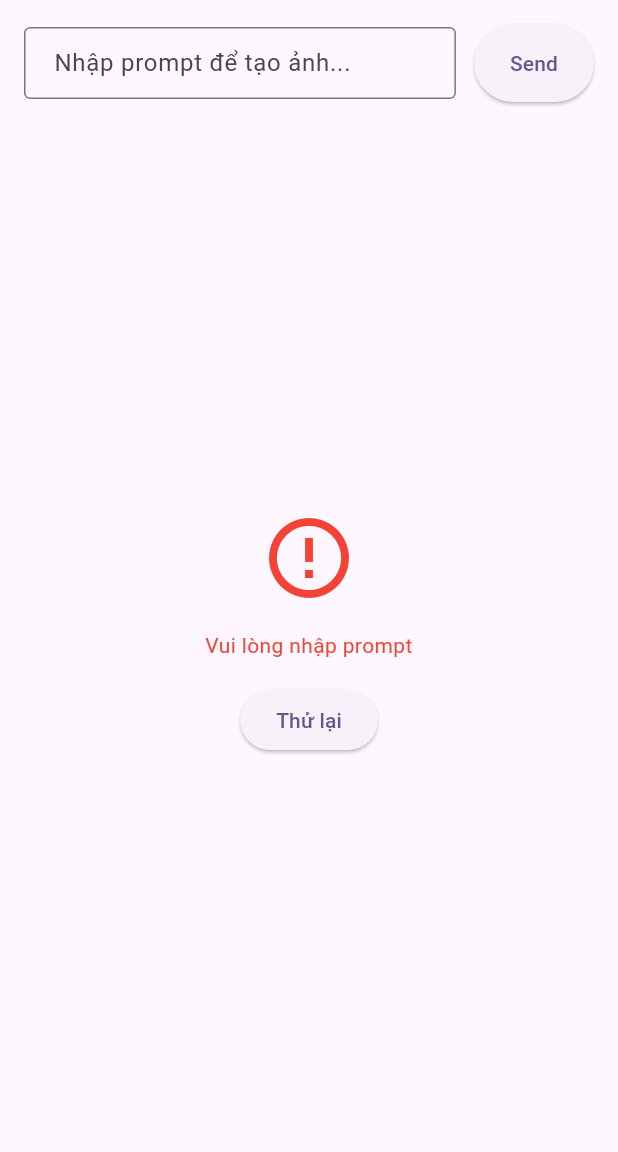
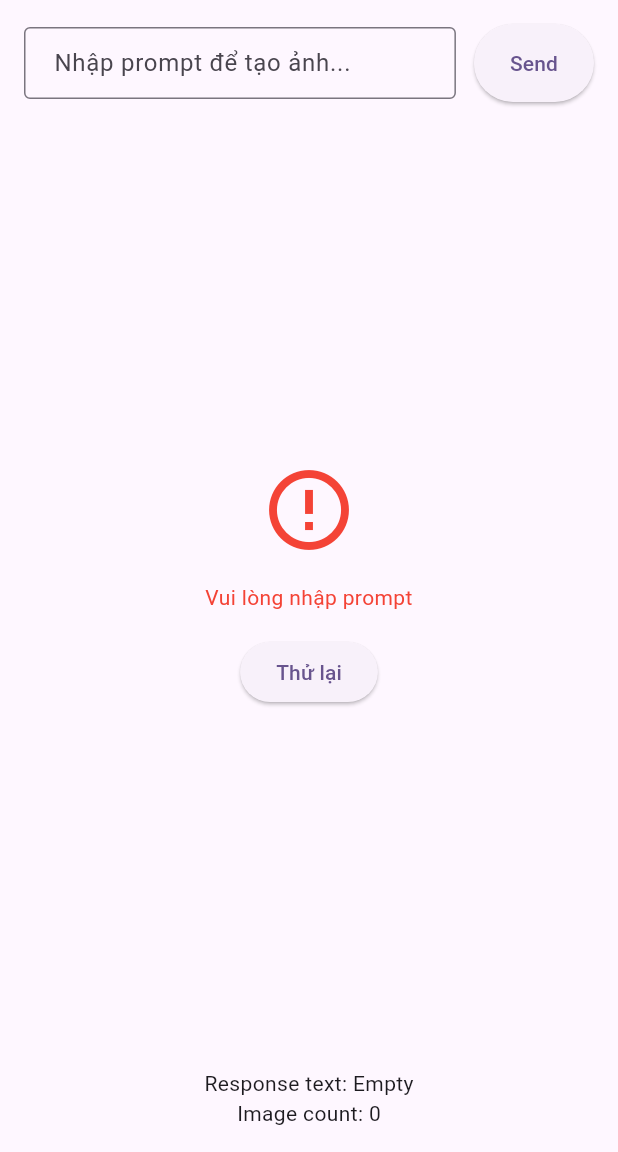
Before and after one commit to dainn67/math-bear-cms, a Flutter app: the screen it shows after launch, after a tap on "Send", on a phone screen of 412 x 824 dp, the part 84-1236 px from its top. Run offline on Flutter 3.47's test engine with Material 3 defaults, Android fonts, the phone set to English and light mode, and no system bars.

Commit message:
fix: add image count and text

```diff
--- a/lib/providers/imagen_provider.dart
+++ b/lib/providers/imagen_provider.dart
@@ -1,13 +1,17 @@
 import 'package:flutter/material.dart';
+import '../configs/configs.dart';
 import '../services/api_service.dart';
-import '../configs/api_config.dart';
 
 class ImageGenProvider with ChangeNotifier {
   String? _imageBase64;
+  String? _text;
+  int _imageCount = 0;
   bool _isLoading = false;
   String? _errorMessage;
 
   String? get imageBase64 => _imageBase64;
+  String? get text => _text;
+  int get imageCount => _imageCount;
   bool get isLoading => _isLoading;
   String? get errorMessage => _errorMessage;
 
@@ -30,6 +34,15 @@ class ImageGenProvider with ChangeNotifier {
 
       if (response.success && response.data != null) {
         if (response.data is Map && response.data.containsKey('images')) {
+          _text = response.data['text'];
+          _imageCount = response.data['image_count'];
+
+          if (_imageCount <= 0) {
+            _errorMessage = '${ToastMessageConfig.invalidDataFormat}: ${response.data}';
+            notifyListeners();
+            return;
+          }
+
           final images = response.data['images'];
           if (images is List && images.isNotEmpty) {
             final image = images[0];
@@ -37,19 +50,19 @@ class ImageGenProvider with ChangeNotifier {
               _imageBase64 = image['data'];
               _errorMessage = null;
             } else {
-              _errorMessage = 'Định dạng ảnh không đúng';
+              _errorMessage = '${ToastMessageConfig.invalidDataFormat}: ${response.data}';
             }
           } else {
-            _errorMessage = 'Không tìm thấy ảnh trong response';
+            _errorMessage = '${ToastMessageConfig.noDataFound}: ${response.data}';
           }
         } else {
-          _errorMessage = 'Định dạng response không đúng';
+          _errorMessage = '${ToastMessageConfig.invalidDataFormat}: ${response.data}';
         }
       } else {
-        _errorMessage = response.data?.toString() ?? 'Có lỗi xảy ra';
+        _errorMessage = '${ToastMessageConfig.unknownError}: ${response.data}';
       }
     } catch (e) {
-      _errorMessage = 'Lỗi: $e';
+      _errorMessage = '${ToastMessageConfig.unknownError}: $e';
     } finally {
       _isLoading = false;
       notifyListeners();
--- a/lib/screens/home_screen.dart
+++ b/lib/screens/home_screen.dart
@@ -52,11 +52,7 @@ class _HomeScreenState extends State<HomeScreen> {
                 Consumer<ImageGenProvider>(
                   builder: (context, provider, child) {
                     return ElevatedButton(
-                      onPressed: provider.isLoading
-                          ? null
-                          : () {
-                              provider.generateImage(_promptController.text);
-                            },
+                      onPressed: provider.isLoading ? null : () => provider.generateImage(_promptController.text),
                       style: ElevatedButton.styleFrom(
                         padding: const EdgeInsets.symmetric(
                           horizontal: 24,
@@ -83,9 +79,11 @@ class _HomeScreenState extends State<HomeScreen> {
             Expanded(
               child: Consumer<ImageGenProvider>(
                 builder: (context, provider, child) {
-                  // Hiển thị loading
-                  if (provider.isLoading) {
-                    return const Center(
+                  return Column(
+                    children: [
+                      Expanded(
+                          child: provider.isLoading
+                              ? const Center(
                                   child: Column(
                                     mainAxisAlignment: MainAxisAlignment.center,
                                     children: [
@@ -94,12 +92,9 @@ class _HomeScreenState extends State<HomeScreen> {
                                       Text('Đang tạo ảnh...'),
                                     ],
                                   ),
-                    );
-                  }
-
-                  // Hiển thị lỗi
-                  if (provider.errorMessage != null) {
-                    return Center(
+                                )
+                              : provider.errorMessage != null
+                                  ? Center(
                                       child: Column(
                                         mainAxisAlignment: MainAxisAlignment.center,
                                         children: [
@@ -123,12 +118,9 @@ class _HomeScreenState extends State<HomeScreen> {
                                           ),
                                         ],
                                       ),
-                    );
-                  }
-
-                  // Hiển thị ảnh từ base64
-                  if (provider.imageBase64 != null) {
-                    return Column(
+                                    )
+                                  : (provider.imageBase64 != null)
+                                      ? Column(
                                           children: [
                                             Expanded(
                                               child: Container(
@@ -155,11 +147,8 @@ class _HomeScreenState extends State<HomeScreen> {
                                               label: const Text('Tạo ảnh mới'),
                                             ),
                                           ],
-                    );
-                  }
-
-                  // Trạng thái mặc định
-                  return Center(
+                                        )
+                                      : Center(
                                           child: Column(
                                             mainAxisAlignment: MainAxisAlignment.center,
                                             children: [
@@ -178,6 +167,11 @@ class _HomeScreenState extends State<HomeScreen> {
                                               ),
                                             ],
                                           ),
+                                        )),
+                      const SizedBox(height: 24),
+                      Text('Response text: ${provider.text ?? 'Empty'}'),
+                      Text('Image count: ${provider.imageCount.toString()}'),
+                    ],
                   );
                 },
               ),
```
Also changed, not shown: pubspec.lock. Lines whose indentation alone changed are shown as unchanged.
